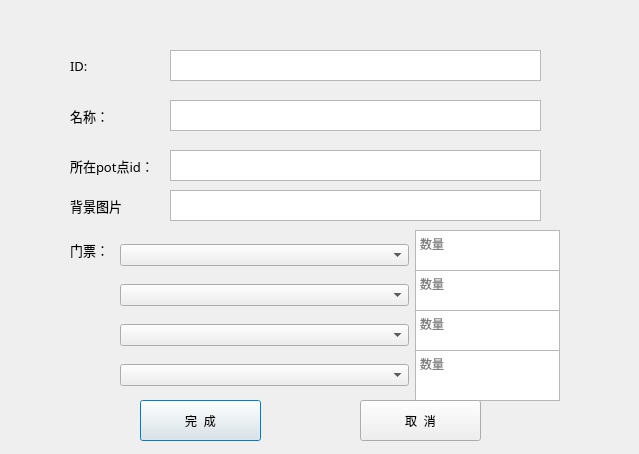
First picture: the form in setbasicinfo.ui, repository jezzychao/MazeEditor, before the edit.
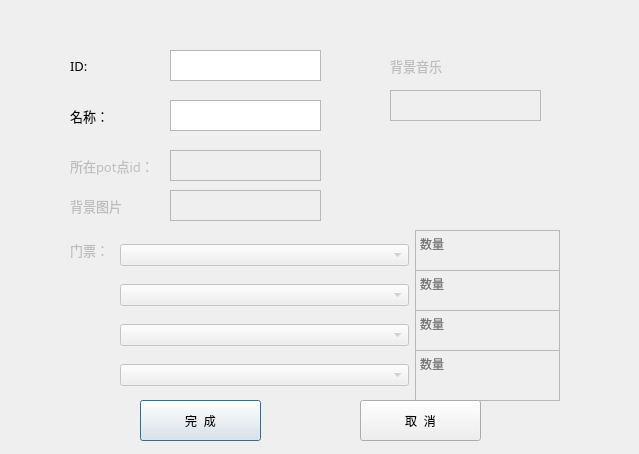
Second picture: the form after the edit.

The edit to the form file:
```diff
--- a/setbasicinfo.ui
+++ b/setbasicinfo.ui
@@ -18,7 +18,7 @@
     <rect>
      <x>170</x>
      <y>100</y>
-     <width>371</width>
+     <width>151</width>
      <height>31</height>
     </rect>
    </property>
@@ -36,6 +36,9 @@
    </property>
   </widget>
   <widget class="QLabel" name="label_tickets">
+   <property name="enabled">
+    <bool>false</bool>
+   </property>
    <property name="geometry">
     <rect>
      <x>70</x>
@@ -58,6 +61,9 @@
    </property>
   </widget>
   <widget class="QWidget" name="ticket_1" native="true">
+   <property name="enabled">
+    <bool>false</bool>
+   </property>
    <property name="geometry">
     <rect>
      <x>120</x>
@@ -100,6 +106,9 @@
    </layout>
   </widget>
   <widget class="QWidget" name="ticket_2" native="true">
+   <property name="enabled">
+    <bool>false</bool>
+   </property>
    <property name="geometry">
     <rect>
      <x>120</x>
@@ -142,6 +151,9 @@
    </layout>
   </widget>
   <widget class="QWidget" name="ticket_3" native="true">
+   <property name="enabled">
+    <bool>false</bool>
+   </property>
    <property name="geometry">
     <rect>
      <x>120</x>
@@ -184,6 +196,9 @@
    </layout>
   </widget>
   <widget class="QWidget" name="ticket_4" native="true">
+   <property name="enabled">
+    <bool>false</bool>
+   </property>
    <property name="geometry">
     <rect>
      <x>120</x>
@@ -226,11 +241,14 @@
    </layout>
   </widget>
   <widget class="QTextEdit" name="textEdit_potid">
+   <property name="enabled">
+    <bool>false</bool>
+   </property>
    <property name="geometry">
     <rect>
      <x>170</x>
      <y>150</y>
-     <width>371</width>
+     <width>151</width>
      <height>31</height>
     </rect>
    </property>
@@ -248,6 +266,9 @@
    </property>
   </widget>
   <widget class="QLabel" name="label_potid">
+   <property name="enabled">
+    <bool>false</bool>
+   </property>
    <property name="geometry">
     <rect>
      <x>70</x>
@@ -331,7 +352,7 @@
     <rect>
      <x>170</x>
      <y>50</y>
-     <width>371</width>
+     <width>151</width>
      <height>31</height>
     </rect>
    </property>
@@ -362,6 +383,9 @@
    </property>
   </widget>
   <widget class="QLabel" name="label_bgi">
+   <property name="enabled">
+    <bool>false</bool>
+   </property>
    <property name="geometry">
     <rect>
      <x>70</x>
@@ -384,11 +408,64 @@
    </property>
   </widget>
   <widget class="QTextEdit" name="textEdit_bgi">
+   <property name="enabled">
+    <bool>false</bool>
+   </property>
    <property name="geometry">
     <rect>
      <x>170</x>
      <y>190</y>
-     <width>371</width>
+     <width>151</width>
+     <height>31</height>
+    </rect>
+   </property>
+   <property name="font">
+    <font>
+     <family>宋体</family>
+     <pointsize>10</pointsize>
+    </font>
+   </property>
+   <property name="documentTitle">
+    <string/>
+   </property>
+   <property name="placeholderText">
+    <string/>
+   </property>
+  </widget>
+  <widget class="QLabel" name="label_bgm">
+   <property name="enabled">
+    <bool>false</bool>
+   </property>
+   <property name="geometry">
+    <rect>
+     <x>390</x>
+     <y>50</y>
+     <width>91</width>
+     <height>31</height>
+    </rect>
+   </property>
+   <property name="font">
+    <font>
+     <family>宋体</family>
+     <pointsize>10</pointsize>
+    </font>
+   </property>
+   <property name="text">
+    <string>背景音乐</string>
+   </property>
+   <property name="alignment">
+    <set>Qt::AlignLeading|Qt::AlignLeft|Qt::AlignVCenter</set>
+   </property>
+  </widget>
+  <widget class="QTextEdit" name="textEdit_bgm">
+   <property name="enabled">
+    <bool>false</bool>
+   </property>
+   <property name="geometry">
+    <rect>
+     <x>390</x>
+     <y>90</y>
+     <width>151</width>
      <height>31</height>
     </rect>
    </property>
```
